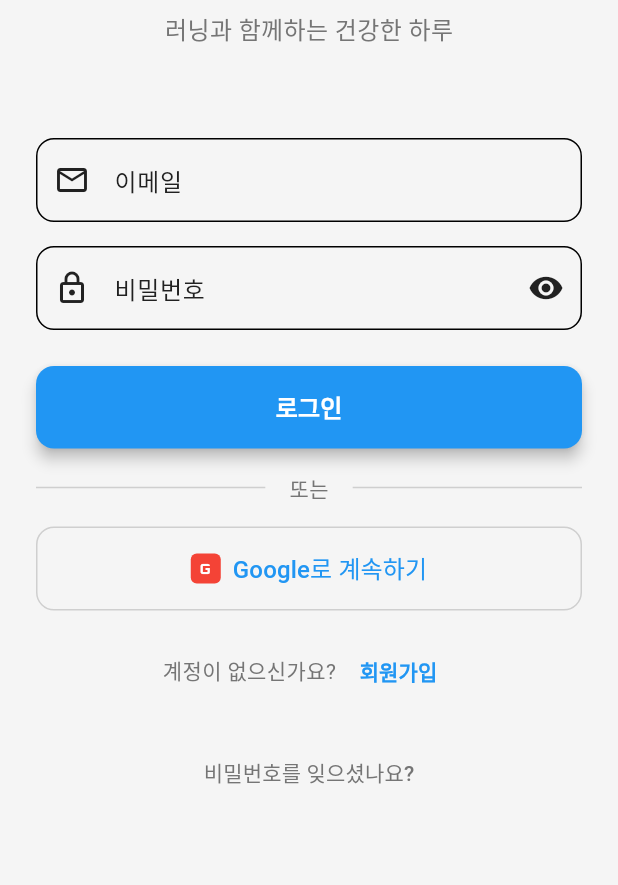
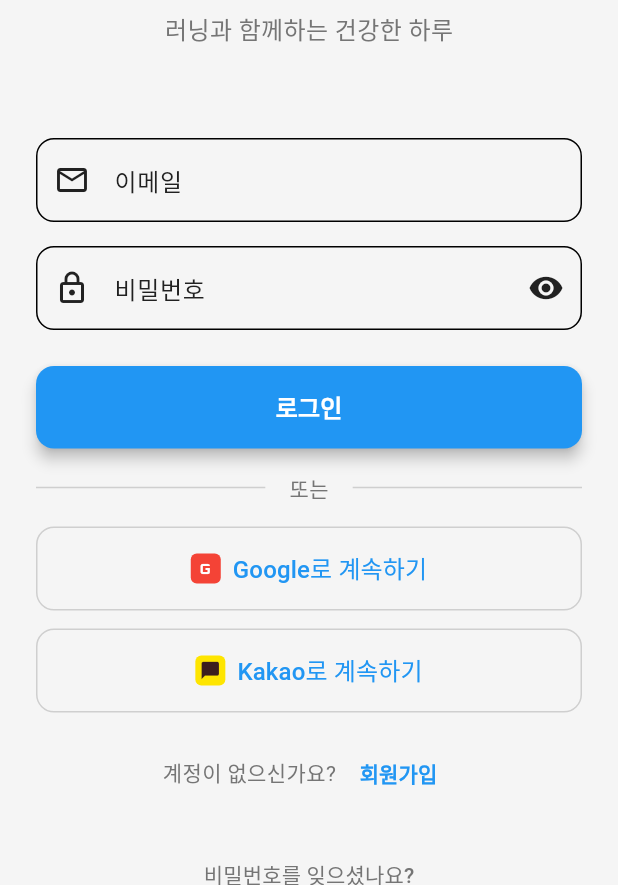
Before and after one commit to seunggulee1007/runner_app, a Flutter app: the screen it shows after launch, on a phone screen of 412 x 824 dp, the part 351-1236 px from its top. Run offline on Flutter 3.47's test engine with Material 3 defaults, Android fonts, the phone set to English and light mode, and no system bars; our stand-ins replace fl_chart, flutter_dotenv, geolocator, google_sign_in, permission_handler, sqflite and 1 more; missing offline and left inert: kakao_flutter_sdk_user; accounts and stored records are empty.

Commit message:
기능: 카카오 로그인 구현
TDD 원칙에 따른 카카오 로그인 기능 구현

[Red] 테스트 작성:
- KakaoAuthService 단위 테스트 작성
- 로그인 성공/실패 시나리오 테스트
- 카카오톡 설치 확인 테스트

[Green] 최소 구현:
- KakaoAuthService 클래스 구현
- 카카오톡/카카오 계정 로그인 지원
- Supabase ID 토큰 교환 로직
- AuthService에 카카오 로그인 통합
- AuthProvider에 카카오 로그인 메서드 추가

[Refactor] 개선:
- 환경 변수 기반 카카오 키 관리
- Android/iOS 플랫폼 설정 추가
- 로그인 화면에 카카오 버튼 UI 추가
- 설정 가이드 문서 작성

구현 사항:
- kakao_flutter_sdk_user 패키지 추가
- 카카오 Native/REST/JavaScript Key 환경 변수 설정
- Android: AndroidManifest.xml 카카오 메타데이터 추가
- iOS: Info.plist 카카오 설정 및 URL Scheme 추가
- 로그인 UI: 카카오 옐로우 컬러 적용
- KAKAO_LOGIN_SETUP.md 가이드 문서 작성

```diff
--- a/lib/config/app_config.dart
+++ b/lib/config/app_config.dart
@@ -97,7 +97,15 @@ class AppConfig {
   static String get kakaoNativeAppKey {
     return _getEnvValue(
       'KAKAO_NATIVE_APP_KEY',
-      '', // 설정 필요
+      '', // 환경 변수에서 읽어오기
+    );
+  }
+
+  /// Kakao REST API Key
+  static String get kakaoRestApiKey {
+    return _getEnvValue(
+      'KAKAO_REST_API_KEY',
+      '', // 환경 변수에서 읽어오기
     );
   }
 
@@ -105,7 +113,7 @@ class AppConfig {
   static String get kakaoJavaScriptKey {
     return _getEnvValue(
       'KAKAO_JAVASCRIPT_KEY',
-      '', // 설정 필요
+      '', // 환경 변수에서 읽어오기
     );
   }
 
--- a/lib/config/supabase_config.dart
+++ b/lib/config/supabase_config.dart
@@ -1,31 +1,23 @@
 import 'package:supabase_flutter/supabase_flutter.dart';
-import 'package:flutter_dotenv/flutter_dotenv.dart';
+import 'dart:developer' as developer;
+import 'app_config.dart';
 
 /// Supabase 설정 클래스
+///
+/// 모든 설정값은 AppConfig에서 중앙 관리됩니다.
 class SupabaseConfig {
-  // ⚠️ 보안 주의: 실제 배포 시에는 환경 변수나 안전한 방법으로 관리하세요
-  // 현재는 개발용으로만 사용하며, 프로덕션에서는 반드시 환경 변수로 관리해야 합니다
-
-  /// Supabase URL 가져오기
-  static String get supabaseUrl {
-    // 환경 변수에서 가져오기 시도, 없으면 기본값 사용
-    return dotenv.env['SUPABASE_URL'] ??
-        'https://azhddbeeyzrlqlqbcpzg.supabase.co';
-  }
-
-  /// Supabase Anonymous Key 가져오기
-  static String get supabaseAnonKey {
-    // 환경 변수에서 가져오기 시도, 없으면 기본값 사용
-    return dotenv.env['SUPABASE_ANON_KEY'] ??
-        'eyJhbGciOiJIUzI1NiIsInR5cCI6IkpXVCJ9.eyJpc3MiOiJzdXBhYmFzZSIsInJlZiI6ImF6aGRkYmVleXpybHFscWJjcHpnIiwicm9sZSI6ImFub24iLCJpYXQiOjE3NTk5OTc2MzIsImV4cCI6MjA3NTU3MzYzMn0.Vo3vHCxLyGmafDdbHBasVUbSV5XOJJx7K1FbkB3s2vk';
-  }
-
   /// Supabase 초기화
   static Future<void> initialize() async {
-    // 환경 변수 파일 로드
-    await dotenv.load(fileName: ".env");
+    await Supabase.initialize(
+      url: AppConfig.supabaseUrl,
+      anonKey: AppConfig.supabaseAnonKey,
+      authOptions: const FlutterAuthClientOptions(
+        authFlowType: AuthFlowType.pkce,
+      ),
+    );
 
-    await Supabase.initialize(url: supabaseUrl, anonKey: supabaseAnonKey);
+    developer.log('✅ Supabase 초기화 완료', name: 'SupabaseConfig');
+    developer.log('   URL: ${AppConfig.supabaseUrl}', name: 'SupabaseConfig');
   }
 
   /// Supabase 클라이언트 인스턴스
--- a/lib/main.dart
+++ b/lib/main.dart
@@ -9,6 +9,7 @@ import 'screens/splash_screen.dart';
 import 'screens/home_screen.dart';
 import 'services/location_service.dart';
 import 'services/database_service.dart';
+import 'services/kakao_auth_service.dart';
 
 /// StrideNote 러닝 트래커 앱의 메인 진입점
 void main() async {
@@ -29,6 +30,9 @@ void main() async {
 
   // 4. Supabase 초기화
   await SupabaseConfig.initialize();
+
+  // 5. 카카오 SDK 초기화
+  await KakaoAuthService.initialize();
 
   runApp(const StrideNoteApp());
 }
--- a/lib/screens/auth/login_screen.dart
+++ b/lib/screens/auth/login_screen.dart
@@ -80,6 +80,37 @@ class _LoginScreenState extends State<LoginScreen> {
         ScaffoldMessenger.of(context).showSnackBar(
           SnackBar(
             content: Text('Google 로그인 실패: ${e.toString()}'),
+            backgroundColor: AppColors.error,
+          ),
+        );
+      }
+    } finally {
+      if (mounted) {
+        setState(() {
+          _isLoading = false;
+        });
+      }
+    }
+  }
+
+  /// Kakao 로그인 처리
+  Future<void> _handleKakaoSignIn() async {
+    setState(() {
+      _isLoading = true;
+    });
+
+    try {
+      final authProvider = Provider.of<AuthProvider>(context, listen: false);
+      await authProvider.signInWithKakao();
+
+      if (mounted) {
+        Navigator.of(context).pushReplacementNamed('/home');
+      }
+    } catch (e) {
+      if (mounted) {
+        ScaffoldMessenger.of(context).showSnackBar(
+          SnackBar(
+            content: Text('카카오 로그인 실패: ${e.toString()}'),
             backgroundColor: AppColors.error,
           ),
         );
@@ -311,6 +342,39 @@ class _LoginScreenState extends State<LoginScreen> {
                   ),
                 ),
 
+                const SizedBox(height: 12),
+
+                // Kakao 로그인 버튼
+                OutlinedButton.icon(
+                  onPressed: _isLoading ? null : _handleKakaoSignIn,
+                  icon: Container(
+                    width: 20,
+                    height: 20,
+                    decoration: BoxDecoration(
+                      color: const Color(0xFFFEE500), // 카카오 옐로우
+                      borderRadius: BorderRadius.circular(4),
+                    ),
+                    child: const Icon(
+                      Icons.chat_bubble,
+                      size: 14,
+                      color: Color(0xFF3C1E1E),
+                    ),
+                  ),
+                  label: const Text(
+                    'Kakao로 계속하기',
+                    style: TextStyle(fontSize: 16, fontWeight: FontWeight.w500),
+                  ),
+                  style: OutlinedButton.styleFrom(
+                    padding: const EdgeInsets.symmetric(vertical: 16),
+                    side: BorderSide(
+                      color: AppColors.textSecondary.withValues(alpha: 0.3),
+                    ),
+                    shape: RoundedRectangleBorder(
+                      borderRadius: BorderRadius.circular(12),
+                    ),
+                  ),
+                ),
+
                 const SizedBox(height: 16),
 
                 // 회원가입 링크
--- a/lib/services/auth_service.dart
+++ b/lib/services/auth_service.dart
@@ -2,6 +2,7 @@ import 'package:supabase_flutter/supabase_flutter.dart';
 import 'dart:developer' as developer;
 import '../config/supabase_config.dart';
 import 'google_auth_service.dart';
+import 'kakao_auth_service.dart';
 import 'user_profile_service.dart';
 
 /// 인증 서비스 클래스
@@ -171,6 +172,30 @@ class AuthService {
     }
   }
 
+  /// 카카오 로그인
+  static Future<bool> signInWithKakao() async {
+    try {
+      developer.log('카카오 로그인 시작', name: 'AuthService');
+
+      final kakaoAuthService = KakaoAuthService();
+      final success = await kakaoAuthService.signInWithKakao();
+
+      if (success && currentUser != null) {
+        developer.log('✅ 카카오 로그인 성공', name: 'AuthService');
+
+        // 사용자 프로필 확인 및 생성
+        await _ensureUserProfileExists(currentUser!);
+        return true;
+      }
+
+      developer.log('⚠️ 카카오 로그인 실패', name: 'AuthService');
+      return false;
+    } catch (e) {
+      developer.log('❌ 카카오 로그인 오류: $e', name: 'AuthService');
+      return false;
+    }
+  }
+
   /// 사용자 프로필이 존재하는지 확인하고 없으면 생성
   static Future<void> _ensureUserProfileExists(User user) async {
     try {
--- /dev/null
+++ b/lib/services/kakao_auth_service.dart
@@ -0,0 +1,118 @@
+import 'dart:developer' as developer;
+import 'package:kakao_flutter_sdk_user/kakao_flutter_sdk_user.dart';
+import 'package:supabase_flutter/supabase_flutter.dart';
+import '../config/app_config.dart';
+
+/// 카카오 로그인 서비스 클래스
+///
+/// 카카오 SDK를 사용한 네이티브 로그인을 처리합니다.
+class KakaoAuthService {
+  final SupabaseClient _supabase = Supabase.instance.client;
+
+  /// 카카오 SDK 초기화
+  static Future<void> initialize() async {
+    try {
+      KakaoSdk.init(
+        nativeAppKey: AppConfig.kakaoNativeAppKey,
+        javaScriptAppKey: AppConfig.kakaoJavaScriptKey,
+      );
+      developer.log('✅ 카카오 SDK 초기화 완료', name: 'KakaoAuthService');
+    } catch (e) {
+      developer.log('⚠️ 카카오 SDK 초기화 실패: $e', name: 'KakaoAuthService');
+    }
+  }
+
+  /// 카카오 로그인 (카카오톡 또는 카카오 계정)
+  ///
+  /// 1. 카카오톡이 설치되어 있으면 카카오톡으로 로그인
+  /// 2. 설치되어 있지 않으면 카카오 계정으로 로그인
+  /// 3. 카카오 액세스 토큰을 Supabase ID 토큰으로 교환
+  Future<bool> signInWithKakao() async {
+    try {
+      developer.log('카카오 로그인 시작', name: 'KakaoAuthService');
+
+      OAuthToken token;
+
+      // 카카오톡 설치 여부 확인 (SDK 메서드 사용)
+      if (await isKakaoTalkInstalled()) {
+        developer.log('카카오톡으로 로그인 시도', name: 'KakaoAuthService');
+        try {
+          token = await UserApi.instance.loginWithKakaoTalk();
+          developer.log('카카오톡 로그인 성공', name: 'KakaoAuthService');
+        } catch (e) {
+          developer.log(
+            '카카오톡 로그인 실패, 카카오 계정으로 전환: $e',
+            name: 'KakaoAuthService',
+          );
+          // 카카오톡 로그인 실패 시 카카오 계정으로 로그인
+          token = await UserApi.instance.loginWithKakaoAccount();
+        }
+      } else {
+        developer.log('카카오 계정으로 로그인 시도', name: 'KakaoAuthService');
+        token = await UserApi.instance.loginWithKakaoAccount();
+        developer.log('카카오 계정 로그인 성공', name: 'KakaoAuthService');
+      }
+
+      developer.log(
+        '카카오 액세스 토큰 획득: ${token.accessToken.substring(0, 10)}...',
+        name: 'KakaoAuthService',
+      );
+
+      // Supabase에 카카오 토큰으로 로그인
+      final response = await _supabase.auth.signInWithIdToken(
+        provider: OAuthProvider.kakao,
+        idToken: token.idToken!,
+        accessToken: token.accessToken,
+      );
+
+      if (response.session != null) {
+        developer.log(
+          '✅ Supabase 로그인 성공: ${response.user?.email}',
+          name: 'KakaoAuthService',
+        );
+        return true;
+      }
+
+      developer.log('⚠️ Supabase 세션 생성 실패', name: 'KakaoAuthService');
+      return false;
+    } catch (e) {
+      developer.log('❌ 카카오 로그인 실패: $e', name: 'KakaoAuthService');
+      return false;
+    }
+  }
+
+  /// 현재 로그인한 카카오 사용자 정보 가져오기
+  Future<User?> getCurrentUserInfo() async {
+    try {
+      final user = await UserApi.instance.me();
+      developer.log(
+        '카카오 사용자 정보: ${user.kakaoAccount?.profile?.nickname}',
+        name: 'KakaoAuthService',
+      );
+      return user;
+    } catch (e) {
+      developer.log('카카오 사용자 정보 조회 실패: $e', name: 'KakaoAuthService');
+      return null;
+    }
+  }
+
+  /// 카카오 로그아웃
+  Future<void> signOut() async {
+    try {
+      await UserApi.instance.logout();
+      developer.log('✅ 카카오 로그아웃 완료', name: 'KakaoAuthService');
+    } catch (e) {
+      developer.log('카카오 로그아웃 실패: $e', name: 'KakaoAuthService');
+    }
+  }
+
+  /// 카카오 연결 끊기 (회원 탈퇴)
+  Future<void> unlink() async {
+    try {
+      await UserApi.instance.unlink();
+      developer.log('✅ 카카오 연결 끊기 완료', name: 'KakaoAuthService');
+    } catch (e) {
+      developer.log('카카오 연결 끊기 실패: $e', name: 'KakaoAuthService');
+    }
+  }
+}
--- a/pubspec.yaml
+++ b/pubspec.yaml
@@ -78,6 +78,9 @@ dependencies:
   # Google 로그인 (네이티브)
   google_sign_in: ^6.2.1
 
+  # Kakao 로그인 (네이티브)
+  kakao_flutter_sdk_user: ^1.9.5
+
   # 암호화 (nonce 해싱)
   crypto: ^3.0.3
 
```
Also changed, not shown: lib/providers/auth_provider.dart (+13 -0 lines), pubspec.lock, 8 other files.
